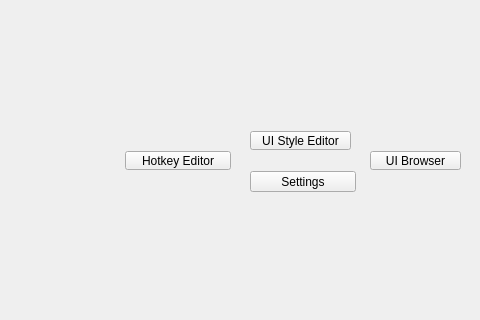
Qt form tentacle/ui/settings#submenu.ui (m3trik/tentacle) before a commit; both pictures show x 0 to 480 and y 119 to 439 of the 600 by 600 pixel window.
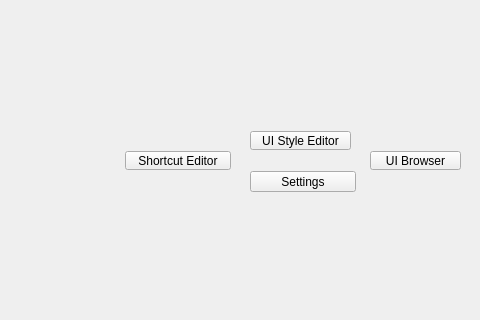
The same form after that commit. Custom widgets are drawn as their Qt base class.

Commit message:
feat: Global Shortcuts button + marking-menu binding centralized in uitk; repeat-last consolidation; Color ID + Shortcut Editor terminology
Settings: single Global Shortcuts button opens sb.editors.show('global_shortcuts');
Menu Bindings combos bind by gesture (get/set_route_target). Repeat-last folded
onto the uitk repeat_last_command (fixes 5x-ambiguous QShortcut); ships unbound.
Hotkey Editor -> Shortcut Editor (editors.show('shortcut')); Color Manager -> Color ID.

Diff of the .ui file:
```diff
--- a/tentacle/ui/settings#submenu.ui
+++ b/tentacle/ui/settings#submenu.ui
@@ -140,7 +140,7 @@
      <string>Customize the UI shortcuts.</string>
     </property>
     <property name="text">
-     <string>Hotkey Editor</string>
+     <string>Shortcut Editor</string>
     </property>
    </widget>
    <widget class="QPushButton" name="b022">
```
The commit also changes 18 other files.
